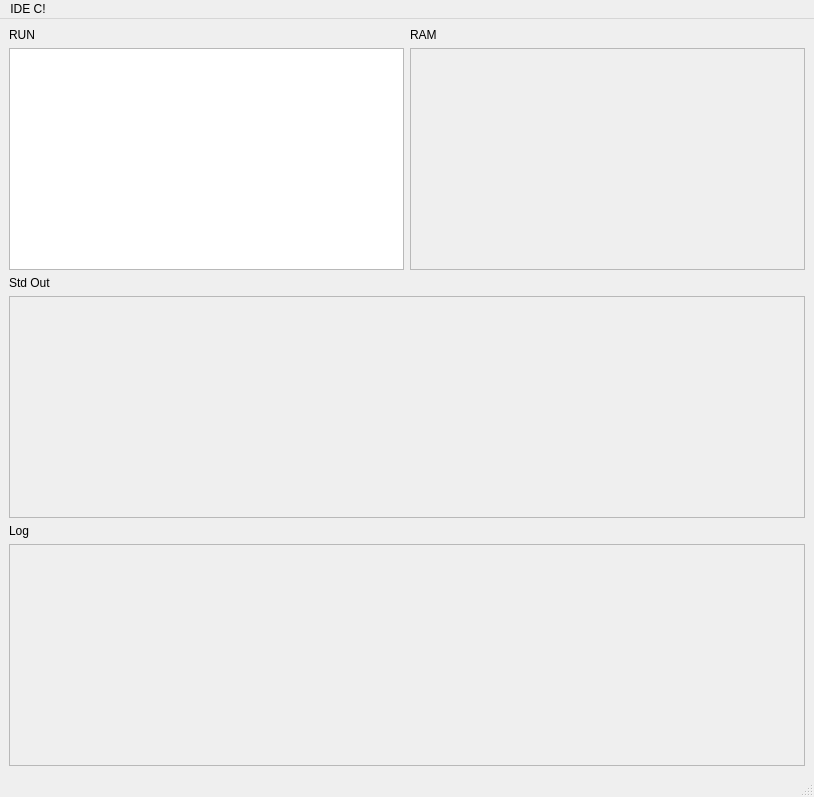
Old version of the form Proyecto1/mainwindow.ui in the repository invabadilla/Datos-II---Proyecto-1.
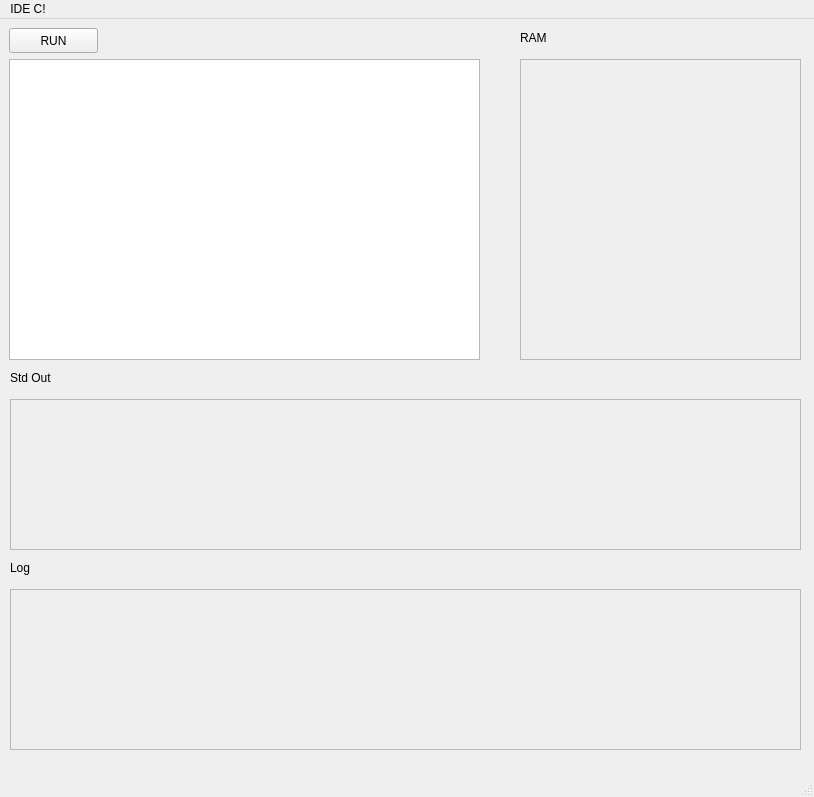
New version of the form.

Patch:
```diff
--- a/Proyecto1/mainwindow.ui
+++ b/Proyecto1/mainwindow.ui
@@ -32,67 +32,113 @@
    <string/>
   </property>
   <widget class="QWidget" name="centralwidget">
-   <layout class="QGridLayout" name="gridLayout">
-    <item row="0" column="0">
-     <widget class="QLabel" name="label">
-      <property name="text">
-       <string>RUN</string>
-      </property>
-     </widget>
-    </item>
-    <item row="0" column="1">
      <widget class="QLabel" name="label_2">
+    <property name="geometry">
+     <rect>
+      <x>520</x>
+      <y>10</y>
+      <width>33</width>
+      <height>17</height>
+     </rect>
+    </property>
       <property name="text">
        <string>RAM</string>
       </property>
      </widget>
-    </item>
-    <item row="1" column="0">
      <widget class="QTextEdit" name="textEdit">
       <property name="enabled">
        <bool>true</bool>
       </property>
-     </widget>
-    </item>
-    <item row="1" column="1">
+    <property name="geometry">
+     <rect>
+      <x>9</x>
+      <y>40</y>
+      <width>471</width>
+      <height>301</height>
+     </rect>
+    </property>
+   </widget>
      <widget class="QColumnView" name="columnView">
       <property name="enabled">
        <bool>false</bool>
       </property>
+    <property name="geometry">
+     <rect>
+      <x>520</x>
+      <y>40</y>
+      <width>281</width>
+      <height>301</height>
+     </rect>
+    </property>
       <property name="lineWidth">
        <number>4</number>
       </property>
      </widget>
-    </item>
-    <item row="2" column="0">
      <widget class="QLabel" name="label_3">
+    <property name="geometry">
+     <rect>
+      <x>10</x>
+      <y>350</y>
+      <width>53</width>
+      <height>17</height>
+     </rect>
+    </property>
       <property name="text">
        <string>Std Out</string>
       </property>
      </widget>
-    </item>
-    <item row="3" column="0" colspan="2">
      <widget class="QTextEdit" name="textEdit_2">
       <property name="enabled">
        <bool>false</bool>
       </property>
-     </widget>
-    </item>
-    <item row="4" column="0">
+    <property name="geometry">
+     <rect>
+      <x>10</x>
+      <y>380</y>
+      <width>791</width>
+      <height>151</height>
+     </rect>
+    </property>
+   </widget>
      <widget class="QLabel" name="label_4">
+    <property name="geometry">
+     <rect>
+      <x>10</x>
+      <y>540</y>
+      <width>26</width>
+      <height>17</height>
+     </rect>
+    </property>
       <property name="text">
        <string>Log</string>
       </property>
      </widget>
-    </item>
-    <item row="5" column="0" colspan="2">
      <widget class="QTextEdit" name="textEdit_3">
       <property name="enabled">
        <bool>false</bool>
       </property>
-     </widget>
-    </item>
-   </layout>
+    <property name="geometry">
+     <rect>
+      <x>10</x>
+      <y>570</y>
+      <width>791</width>
+      <height>161</height>
+     </rect>
+    </property>
+   </widget>
+   <widget class="QPushButton" name="pushButton">
+    <property name="geometry">
+     <rect>
+      <x>9</x>
+      <y>9</y>
+      <width>89</width>
+      <height>25</height>
+     </rect>
+    </property>
+    <property name="text">
+     <string>RUN</string>
+    </property>
+   </widget>
   </widget>
   <widget class="QMenuBar" name="menubar">
    <property name="geometry">
```
Lines whose indentation alone changed are shown as unchanged.
